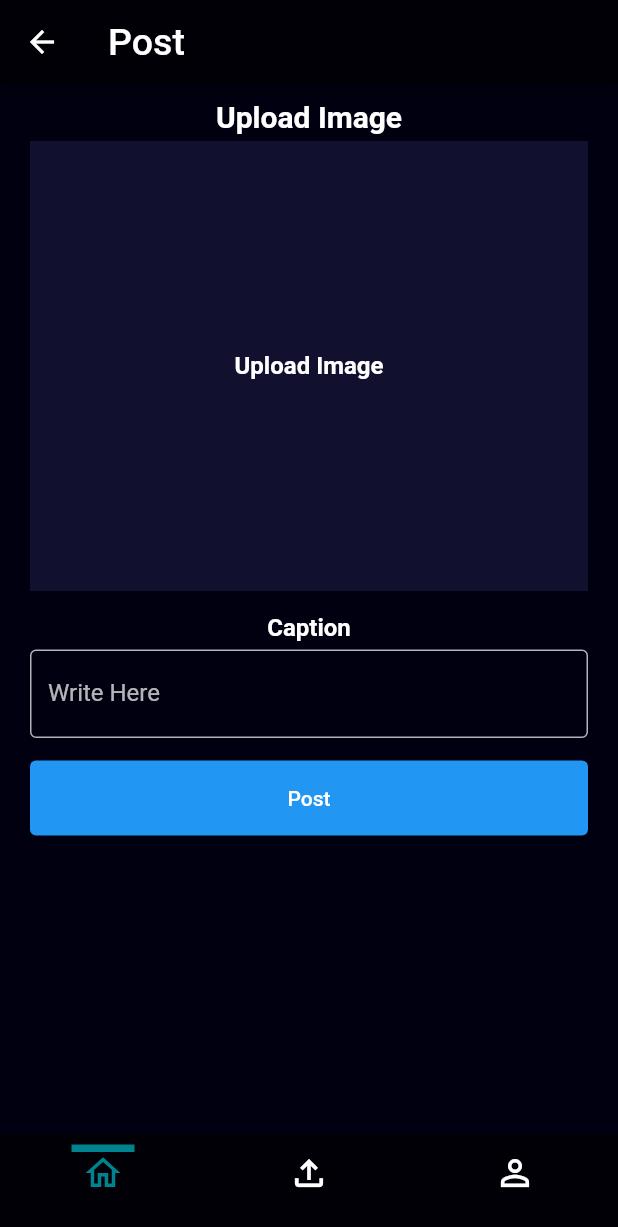
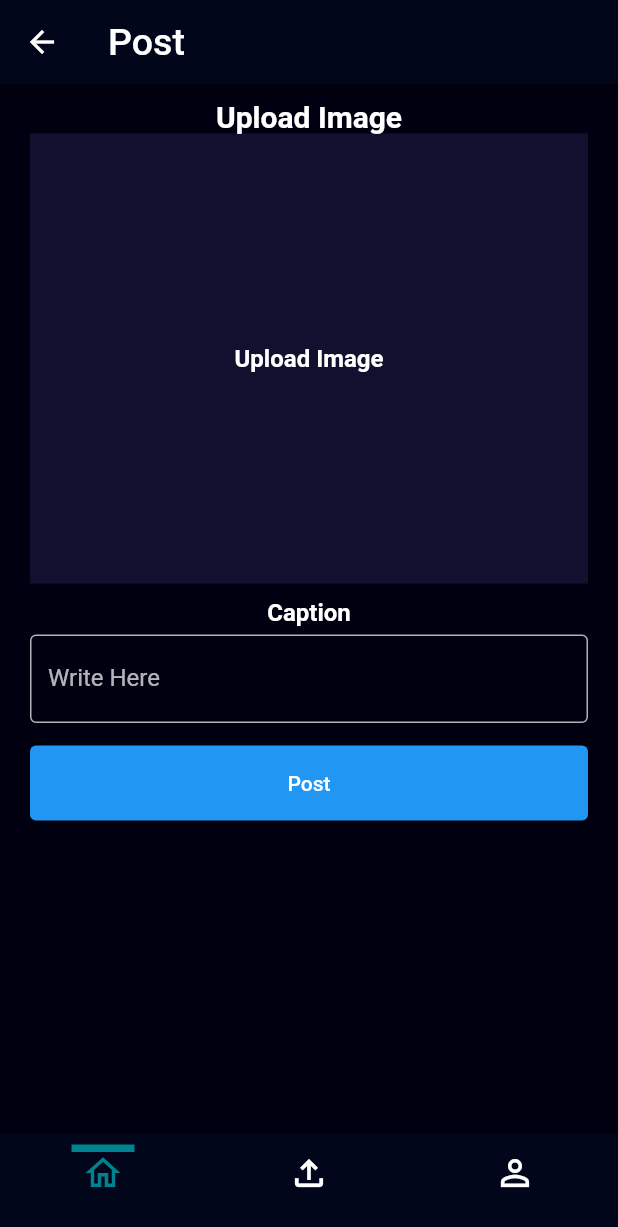
Before and after one commit to Himasnhu-AT/seniorconnect, a Flutter app: the BottomBar screen opened directly, after a tap on the "add" icon, on a phone screen of 412 x 824 dp. Shown: the top 1227 px of the screen. Run offline on Flutter 3.47's test engine with Material 2 defaults, Android fonts, the phone set to English and light mode, and no system bars; our stand-ins replace file_picker.

Commit message:
Update post UI Fixes #13

```diff
--- a/lib/constants/global_variables.dart
+++ b/lib/constants/global_variables.dart
@@ -10,7 +10,7 @@ class GlobalVariable {
   static const Color greyBackgroundCOlor = Color(0xffebecee);
   static var selectedNavBarColor = Colors.cyan[800]!;
   static const unselectedNavBarColor = Colors.white;
-  static const backgroundColor = Color.fromARGB(255, 0, 0, 6);
+  static const backgroundColor = Color.fromARGB(255, 1, 6, 27);
   static const lightbackgroundColor = Color.fromARGB(51, 87, 87, 169);
 
   // remove variable below:
--- a/lib/screen/homescreens/mainscreen/homescreen.dart
+++ b/lib/screen/homescreens/mainscreen/homescreen.dart
@@ -18,25 +18,41 @@ class HomeScreen extends StatelessWidget {
       profileImage: GlobalVariable.profilephoto,
       postImage: GlobalVariable.splash2,
       caption: 'This is splash 2 for app',
+      likes: 5,
+      comments: 2,
+      shares: 4,
+      dislike: 3,
     ),
     Post(
       username: 'Test 1',
       profileImage: GlobalVariable.profilephoto,
       postImage: GlobalVariable.postphoto,
       caption: 'Caption for profile photo',
+      likes: 20,
+      comments: 3,
+      shares: 23,
+      dislike: 2,
     ),
     Post(
       username: 'Test 1',
       profileImage: GlobalVariable.profilephoto,
       postImage: GlobalVariable.splash1,
       caption: 'This is splash 1 for app',
+      likes: 34,
+      comments: 3,
+      shares: 234,
+      dislike: 23,
     ),
     Post(
       username: 'username1',
       profileImage: GlobalVariable.profilephoto,
       postImage: GlobalVariable.profilephoto,
       caption: 'Caption for profile photo',
-    ),
+      likes: 23,
+      comments: 23,
+      shares: 234,
+      dislike: 24,
+    )
     // Add more posts
   ];
 
--- a/lib/screen/homescreens/mainscreen/widget/post.dart
+++ b/lib/screen/homescreens/mainscreen/widget/post.dart
@@ -3,11 +3,19 @@ class Post {
   final String profileImage;
   final String postImage;
   final String caption;
+  final int likes;
+  final int comments;
+  final int shares;
+  final int dislike;
 
   Post({
     required this.username,
     required this.profileImage,
     required this.postImage,
     required this.caption,
+    required this.likes,
+    required this.comments,
+    required this.shares,
+    required this.dislike,
   });
 }
--- a/lib/screen/homescreens/mainscreen/widget/postwidget.dart
+++ b/lib/screen/homescreens/mainscreen/widget/postwidget.dart
@@ -3,11 +3,16 @@ import 'package:seniorconnect/screen/homescreens/mainscreen/widget/post.dart';
 
 import '../../../../constants/global_variables.dart';
 
-class PostWidget extends StatelessWidget {
+class PostWidget extends StatefulWidget {
   final Post post;
 
   const PostWidget({super.key, required this.post});
 
+  @override
+  State<PostWidget> createState() => _PostWidgetState();
+}
+
+class _PostWidgetState extends State<PostWidget> {
   @override
   Widget build(BuildContext context) {
     return Container(
@@ -21,27 +26,55 @@ class PostWidget extends StatelessWidget {
             child: Row(
               children: [
                 CircleAvatar(
-                  backgroundImage: AssetImage(post.profileImage),
+                  radius: 20,
+                  backgroundImage: AssetImage(widget.post.profileImage),
                 ),
                 const SizedBox(width: 10),
                 Text(
-                  post.username,
+                  widget.post.username,
                   style: const TextStyle(
                     color: Colors.white,
                     fontSize: 20,
                     fontWeight: FontWeight.normal,
                   ),
                 ),
-                const Spacer(), // Add space to push the dots icon to the right
+                const Spacer(),
+                Row(
+                  children: [
+                    IconButton(
+                      onPressed: () {
+                        // Handle Save button logic
+                      },
+                      iconSize: 30,
+                      icon: const Icon(
+                        Icons.save_alt_outlined,
+                        color: Colors.white,
+                      ),
+                    ),
+                  ],
+                ),
                 PopupMenuButton(
+                  color: const Color.fromARGB(255, 5, 17, 65),
                   itemBuilder: (context) => [
                     const PopupMenuItem(
                       value: 'delete',
-                      child: Text('Delete Post'),
+                      child: Text(
+                        'Delete Post',
+                        style: TextStyle(
+                            color: Colors.white,
+                            fontSize: 18,
+                            fontWeight: FontWeight.normal),
+                      ),
                     ),
                     const PopupMenuItem(
                       value: 'share',
-                      child: Text('Share Post'),
+                      child: Text(
+                        'Share Post',
+                        style: TextStyle(
+                            color: Colors.white,
+                            fontSize: 18,
+                            fontWeight: FontWeight.normal),
+                      ),
                     ),
                     // Add more menu items if needed
                   ],
@@ -53,6 +86,7 @@ class PostWidget extends StatelessWidget {
                       // Share post logic
                     }
                   },
+                  iconSize: 30,
                   icon: const Icon(
                     Icons.more_vert,
                     color: Colors.white,
@@ -65,7 +99,7 @@ class PostWidget extends StatelessWidget {
           Padding(
             padding: const EdgeInsets.all(20.0),
             child: Text(
-              post.caption,
+              widget.post.caption,
               style: const TextStyle(
                 color: Colors.white,
                 fontSize: 18,
@@ -77,7 +111,7 @@ class PostWidget extends StatelessWidget {
           Padding(
             padding: const EdgeInsets.all(8.0),
             child: Image.asset(
-              post.postImage,
+              widget.post.postImage,
               fit: BoxFit.cover,
               width: double.infinity,
               height: 200,
@@ -86,49 +120,80 @@ class PostWidget extends StatelessWidget {
           //
           // bottom buttons
           //
-          const Padding(
-            padding: EdgeInsets.all(20.0),
+          // ignore: prefer_const_constructors
+          Padding(
+            padding: const EdgeInsets.all(20.0),
             child: Row(
-                mainAxisAlignment: MainAxisAlignment.spaceBetween,
-                children: [
-                  // add icon like
-                  Icon(
-                    size: 30,
-                    Icons.thumb_up_alt_outlined,
-                    color: Colors.white,
-                  ),
-                  SizedBox(width: 5),
-                  // thumbs down icon
-                  Icon(
-                    size: 30,
-                    Icons.thumb_down_alt_outlined,
-                    color: Colors.white,
-                  ),
-                  SizedBox(width: 5),
-                  // add icon comment
-                  Icon(
-                    size: 30,
-                    Icons.comment_outlined,
-                    color: Colors.white,
-                  ),
-                  SizedBox(width: 5),
-                  // add icon share
-                  Icon(
-                    size: 30,
-                    Icons.share_outlined,
-                    color: Colors.white,
-                  ),
-                  SizedBox(height: 5),
-                  // add icon save],
-                  Icon(
-                    size: 30,
-                    Icons.save_outlined,
-                    color: Colors.white,
-                  ),
-                ]),
+              mainAxisAlignment: MainAxisAlignment.spaceBetween,
+              children: [
+                // Like Button
+                BottomButton(
+                    number: widget.post.likes,
+                    icon: Icons.thumb_up_alt_outlined,
+                    onTapcallback: () => {
+                          setState(() {
+                            // widget.post.likes++; // Increment comments
+                          })
+                        }),
+                // Dislike Button
+                BottomButton(
+                    number: widget.post.dislike,
+                    icon: Icons.thumb_down_alt_outlined,
+                    onTapcallback: () => {}),
+                // Comment Button
+                BottomButton(
+                    number: widget.post.comments,
+                    icon: Icons.comment_outlined,
+                    onTapcallback: () => {}),
+                // Share Button
+                BottomButton(
+                    number: widget.post.shares,
+                    icon: Icons.share_outlined,
+                    onTapcallback: () => {}),
+              ],
+            ),
           ),
         ],
       ),
     );
   }
 }
+
+// ignore: non_constant_identifier_names
+Widget BottomButton({
+  int? number,
+  required IconData icon,
+  required Function onTapcallback,
+}) {
+  return Container(
+    decoration: BoxDecoration(
+      color: Colors.transparent,
+      border: Border.all(color: Colors.white),
+      borderRadius: BorderRadius.circular(10),
+    ),
+    child: Padding(
+      padding: const EdgeInsets.all(8.0),
+      child: Row(
+        children: [
+          Text(
+            number.toString(),
+            style: const TextStyle(
+              color: Colors.white,
+              fontSize: 25,
+              fontWeight: FontWeight.normal,
+            ),
+          ),
+          const SizedBox(width: 5),
+          GestureDetector(
+            onTap: onTapcallback as void Function()?,
+            child: Icon(
+              icon,
+              size: 30,
+              color: Colors.white,
+            ),
+          ),
+        ],
+      ),
+    ),
+  );
+}
--- a/lib/screen/popupscreen/postviewscreen.dart
+++ b/lib/screen/popupscreen/postviewscreen.dart
@@ -1,4 +1,6 @@
+import 'package:file_picker/file_picker.dart';
 import 'package:flutter/material.dart';
+import 'package:flutter/services.dart';
 import 'package:seniorconnect/constants/widget/button.dart';
 import 'package:seniorconnect/constants/widget/text_feild_sign.dart';
 
@@ -12,11 +14,25 @@ class PostScreenPopUp extends StatefulWidget {
 }
 
 class _PostScreenPopUpState extends State<PostScreenPopUp> {
+  List<PlatformFile>? _selectedFiles;
+
+  Future<void> _pickDocuments() async {
+    try {
+      final result = await FilePicker.platform.pickFiles(type: FileType.any);
+      if (result != null) {
+        setState(() {
+          _selectedFiles = result.files;
+        });
+      }
+    } on PlatformException catch (e) {
+      print("Error while picking documents: $e");
+    }
+  }
+
   @override
   Widget build(BuildContext context) {
     return Scaffold(
       backgroundColor: const Color.fromARGB(255, 0, 0, 17),
-      // things to have:
       appBar: AppBar(
         iconTheme: const IconThemeData(color: Colors.white),
         backgroundColor: GlobalVariable.backgroundColor,
@@ -29,15 +45,11 @@ class _PostScreenPopUpState extends State<PostScreenPopUp> {
           ),
         ),
       ),
-
       body: Padding(
         padding: const EdgeInsets.symmetric(horizontal: 20.0),
         child: Column(
           children: [
-            // Row1: upload image dialog. gets image from system
-            const SizedBox(
-              height: 10,
-            ),
+            const SizedBox(height: 10),
             const Text(
               'Upload Image',
               style: TextStyle(
@@ -46,18 +58,16 @@ class _PostScreenPopUpState extends State<PostScreenPopUp> {
                 color: Colors.white,
               ),
             ),
-            Padding(
-              padding: const EdgeInsets.symmetric(
-                vertical: 5.0,
-              ),
+            GestureDetector(
+              onTap: _pickDocuments,
               child: Container(
                 height: 300,
                 width: double.infinity,
                 color: GlobalVariable.lightbackgroundColor,
-                child: const Center(
+                child: Center(
                   child: Text(
-                    'Upload Image',
-                    style: TextStyle(
+                    _selectedFiles == null ? 'Upload Image' : 'Image Uploaded',
+                    style: const TextStyle(
                       fontSize: 16,
                       fontWeight: FontWeight.bold,
                       color: Colors.white,
@@ -66,10 +76,7 @@ class _PostScreenPopUpState extends State<PostScreenPopUp> {
                 ),
               ),
             ),
-            // Row2: Caption textfield
-            const SizedBox(
-              height: 10,
-            ),
+            const SizedBox(height: 10),
             const Text(
               'Caption',
               style: TextStyle(
@@ -84,14 +91,16 @@ class _PostScreenPopUpState extends State<PostScreenPopUp> {
               ),
               child: CustomTextFieldSign(hintText: 'Write Here'),
             ),
-            // Row3: Post button
-            const SizedBox(
-              height: 10,
-            ),
+            const SizedBox(height: 10),
             CustomButton(
               text: 'Post',
-              onTap: () => {
-                // write logic here
+              onTap: () {
+                // Write the logic for posting here
+                if (_selectedFiles != null) {
+                  // Get the selected image file
+                  PlatformFile selectedFile = _selectedFiles![0];
+                  print('Selected file: ${selectedFile.name}');
+                }
               },
             )
           ],
@@ -100,3 +109,7 @@ class _PostScreenPopUpState extends State<PostScreenPopUp> {
     );
   }
 }
+
+void main() {
+  runApp(const MaterialApp(home: Scaffold(body: PostScreenPopUp())));
+}
--- a/pubspec.yaml
+++ b/pubspec.yaml
@@ -35,6 +35,7 @@ dependencies:
   # The following adds the Cupertino Icons font to your application.
   # Use with the CupertinoIcons class for iOS style icons.
   cupertino_icons: ^1.0.2
+  file_picker: ^5.3.3
 
 dev_dependencies:
   flutter_test:
```
Also changed, not shown: pubspec.lock, 9 other files.
